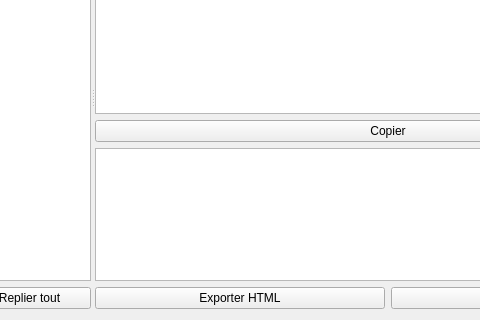
The window that formreportingoverview.ui (GiPiLab/ProtonClassicSuite) describes before a commit, drawn with Qt 5; both pictures show x 171 to 651 and y 126 to 446 of the 1006 by 446 pixel window.
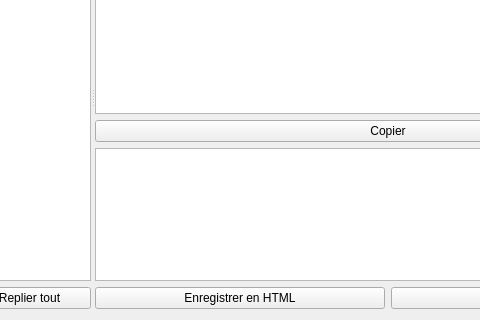
The same window after the commit. Icons and pictures are not drawn.

Patch:
```diff
--- a/formreportingoverview.ui
+++ b/formreportingoverview.ui
@@ -170,7 +170,11 @@
        <item row="4" column="0">
         <widget class="QPushButton" name="pushButtonExportHTML">
          <property name="text">
-          <string>Exporter HTML</string>
+          <string>Enregistrer en HTML</string>
+         </property>
+         <property name="icon">
+          <iconset resource="Images.qrc">
+           <normaloff>:/icons/icons/html.png</normaloff>:/icons/icons/html.png</iconset>
          </property>
         </widget>
        </item>
```
